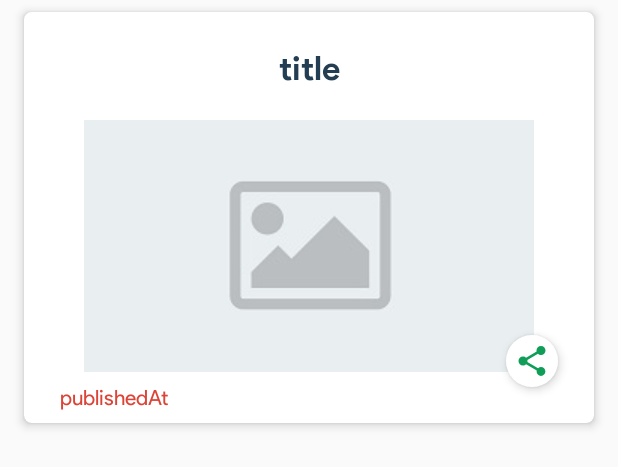
After one commit to chiragkhandhar/News-Gateway, an Android app: the layout headline_vh.xml on its own in the app's theme, with its tools: preview values and no code run, on a phone screen of 412 x 824 dp. The commit adds this screen. Shown: the top 467 px of the screen. Run offline under Robolectric (Android 15) with nearby library versions, the phone set to English and light mode, and no system bars.

Commit message:
Top Headlines to Home Screen Added

```diff
--- a/app/src/main/AndroidManifest.xml
+++ b/app/src/main/AndroidManifest.xml
@@ -11,7 +11,8 @@
         android:label="@string/app_name"
         android:roundIcon="@mipmap/ic_launcher_round"
         android:supportsRtl="true"
-        android:theme="@style/AppTheme">
+        android:theme="@style/AppTheme"
+        android:usesCleartextTraffic="true">
 
         <service
             android:name=".NewsService"
--- a/app/src/main/res/layout/drawer_item.xml
+++ b/app/src/main/res/layout/drawer_item.xml
@@ -6,8 +6,7 @@
     android:layout_width="match_parent"
     android:layout_height="wrap_content"
     android:background="@color/drawer_bg"
-    android:elevation="6dp"
-    android:fontFamily="@font/product_sans_bold"
+    android:fontFamily="@font/product_sans_regular"
     android:padding="12dp"
     android:paddingStart="35dp"
     android:paddingEnd="35dp"
--- /dev/null
+++ b/app/src/main/res/layout/headline_vh.xml
@@ -0,0 +1,97 @@
+<?xml version="1.0" encoding="utf-8"?>
+<androidx.constraintlayout.widget.ConstraintLayout xmlns:android="http://schemas.android.com/apk/res/android"
+    xmlns:app="http://schemas.android.com/apk/res-auto"
+    xmlns:tools="http://schemas.android.com/tools"
+    android:layout_width="match_parent"
+    android:layout_height="wrap_content">
+
+    <androidx.cardview.widget.CardView
+        android:layout_width="match_parent"
+        android:layout_height="wrap_content"
+        android:layout_marginStart="16dp"
+        android:layout_marginTop="8dp"
+        android:layout_marginEnd="16dp"
+        android:layout_marginBottom="8dp"
+        app:cardCornerRadius="5dp"
+        app:cardElevation="4dp"
+        app:layout_constraintBottom_toBottomOf="parent"
+        app:layout_constraintEnd_toEndOf="parent"
+        app:layout_constraintStart_toStartOf="parent"
+        app:layout_constraintTop_toTopOf="parent">
+
+        <androidx.constraintlayout.widget.ConstraintLayout
+            android:layout_width="match_parent"
+            android:layout_height="wrap_content">
+
+            <TextView
+                android:id="@+id/title"
+                android:layout_width="0dp"
+                android:layout_height="wrap_content"
+                android:layout_marginStart="24dp"
+                android:layout_marginTop="24dp"
+                android:layout_marginEnd="24dp"
+                android:textAlignment="center"
+                android:textColor="@color/colorPrimaryDark"
+                android:textSize="22sp"
+                app:layout_constraintEnd_toEndOf="parent"
+                app:layout_constraintStart_toStartOf="parent"
+                app:layout_constraintTop_toTopOf="parent"
+                tools:text="title" />
+
+            <TextView
+                android:id="@+id/publishedAt"
+                android:layout_width="0dp"
+                android:layout_height="wrap_content"
+                android:layout_marginStart="24dp"
+                android:layout_marginTop="8dp"
+                android:layout_marginEnd="8dp"
+                android:layout_marginBottom="8dp"
+                android:fontFamily="@font/product_sans_regular"
+                android:textColor="@color/red"
+                android:visibility="visible"
+                app:layout_constraintBottom_toBottomOf="parent"
+                app:layout_constraintEnd_toStartOf="@+id/guideline2"
+                app:layout_constraintHorizontal_bias="0.0"
+                app:layout_constraintStart_toStartOf="parent"
+                app:layout_constraintTop_toBottomOf="@+id/image"
+                tools:text="publishedAt" />
+
+            <androidx.constraintlayout.widget.Guideline
+                android:id="@+id/guideline2"
+                android:layout_width="wrap_content"
+                android:layout_height="wrap_content"
+                android:orientation="vertical"
+                app:layout_constraintGuide_percent="0.5" />
+
+            <ImageView
+                android:id="@+id/image"
+                android:layout_width="0dp"
+                android:layout_height="168dp"
+                android:layout_marginTop="20dp"
+                android:contentDescription="@string/image"
+                android:scaleType="center"
+                app:layout_constraintEnd_toEndOf="parent"
+                app:layout_constraintHorizontal_bias="0.0"
+                app:layout_constraintStart_toStartOf="parent"
+                app:layout_constraintTop_toBottomOf="@+id/title"
+                app:srcCompat="@drawable/placeholder" />
+
+            <ImageButton
+                android:id="@+id/share"
+                android:layout_width="wrap_content"
+                android:layout_height="wrap_content"
+                android:layout_marginEnd="24dp"
+                android:layout_marginBottom="24dp"
+                android:background="@drawable/card_btns"
+                android:contentDescription="@string/share"
+                android:elevation="4dp"
+                android:padding="5dp"
+                android:tooltipText="@string/share"
+                app:layout_constraintBottom_toBottomOf="parent"
+                app:layout_constraintEnd_toEndOf="parent"
+                app:srcCompat="@drawable/share" />
+
+        </androidx.constraintlayout.widget.ConstraintLayout>
+
+    </androidx.cardview.widget.CardView>
+</androidx.constraintlayout.widget.ConstraintLayout>
--- a/app/src/main/res/values/colors.xml
+++ b/app/src/main/res/values/colors.xml
@@ -2,7 +2,7 @@
 <resources>
     <color name="colorPrimary">#064B73</color>
     <color name="colorPrimaryDark">#233D53</color>
-    <color name="drawer_bg">#E5646464</color>
+    <color name="drawer_bg">#BF233D53</color>
     <color name="colorAccent">#3060b0</color>
     <color name="red">#DB4437</color>
     <color name="blue">#4285F4</color>
--- a/app/src/main/res/values/strings.xml
+++ b/app/src/main/res/values/strings.xml
@@ -10,5 +10,6 @@
     <string name="share_header">Checkout this new story from News Gateway:\n</string>
     <string name="home">home</string>
     <string name="noTitleMsg1">Tap for full Story</string>
+    <string name="top_headlines">Top Headlines</string>
 
 </resources>
```
Also changed, not shown: app/src/main/java/ml/chiragkhandhar/newsgateway/HeadLineAdapter.java (added, +69 -0 lines), app/src/main/java/ml/chiragkhandhar/newsgateway/HeadLinesViewHolder.java (added, +21 -0 lines), app/src/main/java/ml/chiragkhandhar/newsgateway/HeadlinesLoader.java (added, +220 -0 lines), app/src/main/java/ml/chiragkhandhar/newsgateway/MainActivity.java (+56 -16 lines), app/src/main/res/drawable/headlines_btn.xml (added, +13 -0 lines), app/src/main/res/layout/activity_main.xml (+33 -1 lines).
